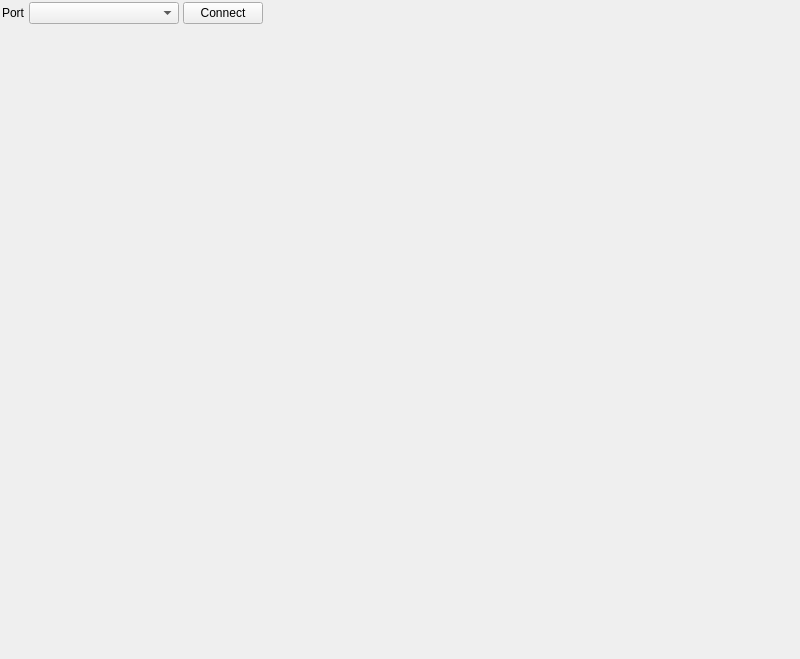
Before: the Qt Designer form soft/spear/mainwindow.ui in wercool/spear, drawn with Qt 5.
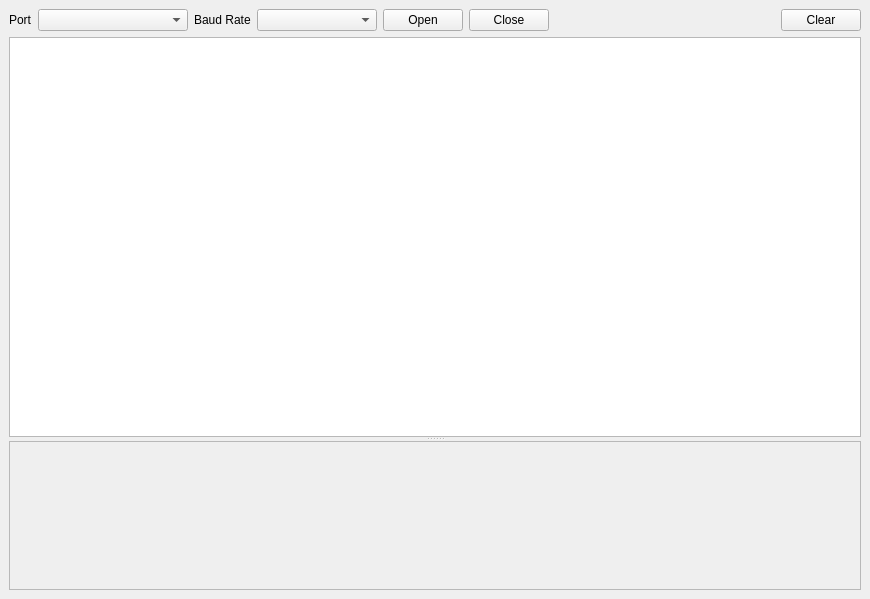
After: the same form once the commit is applied.

Patch:
```diff
--- a/soft/spear/mainwindow.ui
+++ b/soft/spear/mainwindow.ui
@@ -6,18 +6,30 @@
    <rect>
     <x>0</x>
     <y>0</y>
-    <width>800</width>
-    <height>659</height>
+    <width>870</width>
+    <height>599</height>
    </rect>
   </property>
+  <property name="sizePolicy">
+   <sizepolicy hsizetype="Expanding" vsizetype="Expanding">
+    <horstretch>0</horstretch>
+    <verstretch>0</verstretch>
+   </sizepolicy>
+  </property>
   <property name="windowTitle">
    <string>Spear Control</string>
   </property>
   <widget class="QWidget" name="centralwidget">
+   <property name="sizePolicy">
+    <sizepolicy hsizetype="Expanding" vsizetype="Expanding">
+     <horstretch>0</horstretch>
+     <verstretch>0</verstretch>
+    </sizepolicy>
+   </property>
    <property name="maximumSize">
     <size>
-     <width>800</width>
-     <height>659</height>
+     <width>16777215</width>
+     <height>16777215</height>
     </size>
    </property>
    <property name="layoutDirection">
@@ -26,29 +38,12 @@
    <property name="autoFillBackground">
     <bool>false</bool>
    </property>
-   <layout class="QVBoxLayout" name="verticalLayout_2">
-    <property name="spacing">
-     <number>4</number>
-    </property>
-    <property name="leftMargin">
-     <number>2</number>
-    </property>
-    <property name="topMargin">
-     <number>2</number>
-    </property>
-    <property name="rightMargin">
-     <number>2</number>
-    </property>
-    <property name="bottomMargin">
-     <number>2</number>
-    </property>
-    <item>
      <layout class="QVBoxLayout" name="verticalLayout">
-      <property name="spacing">
-       <number>4</number>
-      </property>
       <item>
        <layout class="QHBoxLayout" name="horizontalLayout">
+      <property name="sizeConstraint">
+       <enum>QLayout::SetMaximumSize</enum>
+      </property>
         <item>
          <widget class="QLabel" name="label">
           <property name="text">
@@ -67,9 +62,33 @@
          </widget>
         </item>
         <item>
-         <widget class="QPushButton" name="pushButton">
+       <widget class="QLabel" name="label_2">
           <property name="text">
-           <string>Connect</string>
+         <string>Baud Rate</string>
+        </property>
+       </widget>
+      </item>
+      <item>
+       <widget class="QComboBox" name="serialPortBaudRateComboBox">
+        <property name="minimumSize">
+         <size>
+          <width>120</width>
+          <height>0</height>
+         </size>
+        </property>
+       </widget>
+      </item>
+      <item>
+       <widget class="QPushButton" name="openPortButton">
+        <property name="text">
+         <string>Open</string>
+        </property>
+       </widget>
+      </item>
+      <item>
+       <widget class="QPushButton" name="closePortButton">
+        <property name="text">
+         <string>Close</string>
           </property>
          </widget>
         </item>
@@ -86,25 +105,97 @@
           </property>
          </spacer>
         </item>
+      <item>
+       <widget class="QPushButton" name="clearLogOutputPushButton">
+        <property name="text">
+         <string>Clear</string>
+        </property>
+       </widget>
+      </item>
        </layout>
       </item>
       <item>
-       <spacer name="verticalSpacer">
+     <widget class="QSplitter" name="splitter">
+      <property name="sizePolicy">
+       <sizepolicy hsizetype="Expanding" vsizetype="Expanding">
+        <horstretch>0</horstretch>
+        <verstretch>0</verstretch>
+       </sizepolicy>
+      </property>
+      <property name="minimumSize">
+       <size>
+        <width>0</width>
+        <height>0</height>
+       </size>
+      </property>
         <property name="orientation">
          <enum>Qt::Vertical</enum>
         </property>
-        <property name="sizeType">
-         <enum>QSizePolicy::Expanding</enum>
-        </property>
-        <property name="sizeHint" stdset="0">
+      <widget class="QTextEdit" name="logOutput">
+       <property name="sizePolicy">
+        <sizepolicy hsizetype="Expanding" vsizetype="Expanding">
+         <horstretch>0</horstretch>
+         <verstretch>0</verstretch>
+        </sizepolicy>
+       </property>
+       <property name="minimumSize">
          <size>
-          <width>20</width>
-          <height>40</height>
-         </size>
-        </property>
-       </spacer>
-      </item>
-     </layout>
+         <width>0</width>
+         <height>30</height>
+        </size>
+       </property>
+       <property name="maximumSize">
+        <size>
+         <width>16777215</width>
+         <height>400</height>
+        </size>
+       </property>
+       <property name="readOnly">
+        <bool>true</bool>
+       </property>
+      </widget>
+      <widget class="QScrollArea" name="scrollArea">
+       <property name="sizePolicy">
+        <sizepolicy hsizetype="Expanding" vsizetype="Expanding">
+         <horstretch>0</horstretch>
+         <verstretch>0</verstretch>
+        </sizepolicy>
+       </property>
+       <property name="widgetResizable">
+        <bool>true</bool>
+       </property>
+       <widget class="QWidget" name="scrollAreaWidgetContents">
+        <property name="enabled">
+         <bool>true</bool>
+        </property>
+        <property name="geometry">
+         <rect>
+          <x>0</x>
+          <y>0</y>
+          <width>850</width>
+          <height>142</height>
+         </rect>
+        </property>
+        <property name="sizePolicy">
+         <sizepolicy hsizetype="Expanding" vsizetype="Expanding">
+          <horstretch>0</horstretch>
+          <verstretch>0</verstretch>
+         </sizepolicy>
+        </property>
+        <property name="minimumSize">
+         <size>
+          <width>0</width>
+          <height>0</height>
+         </size>
+        </property>
+        <layout class="QVBoxLayout" name="verticalLayout_2">
+         <property name="sizeConstraint">
+          <enum>QLayout::SetMaximumSize</enum>
+         </property>
+        </layout>
+       </widget>
+      </widget>
+     </widget>
     </item>
    </layout>
   </widget>
```
Lines whose indentation alone changed are shown as unchanged.
